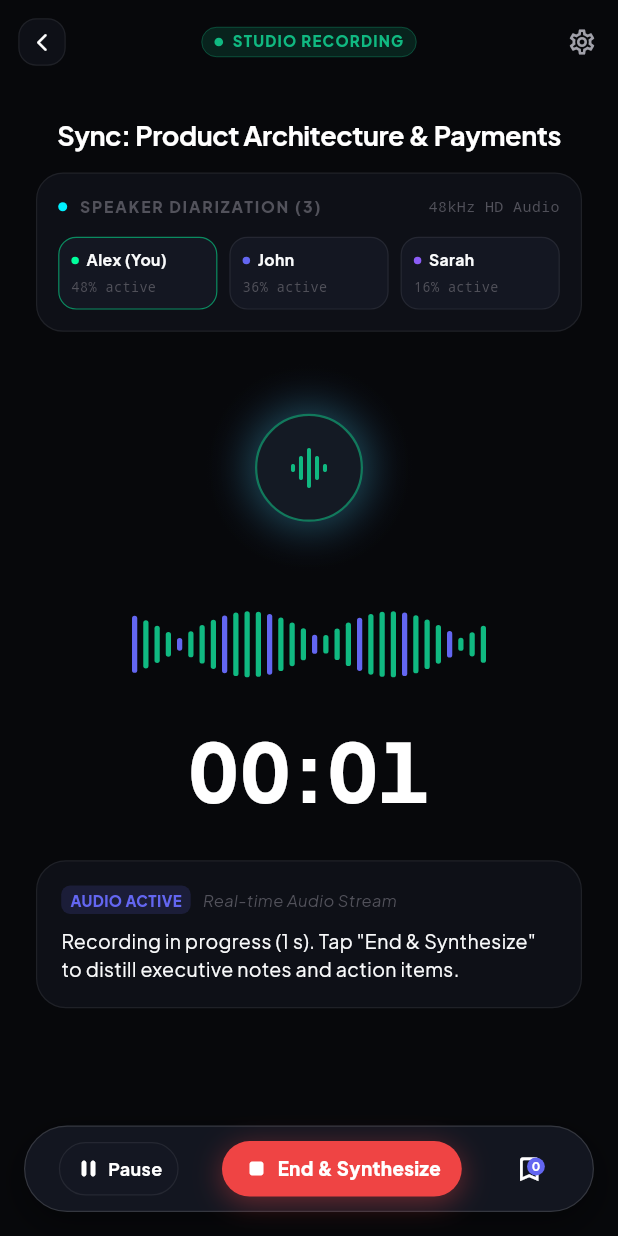
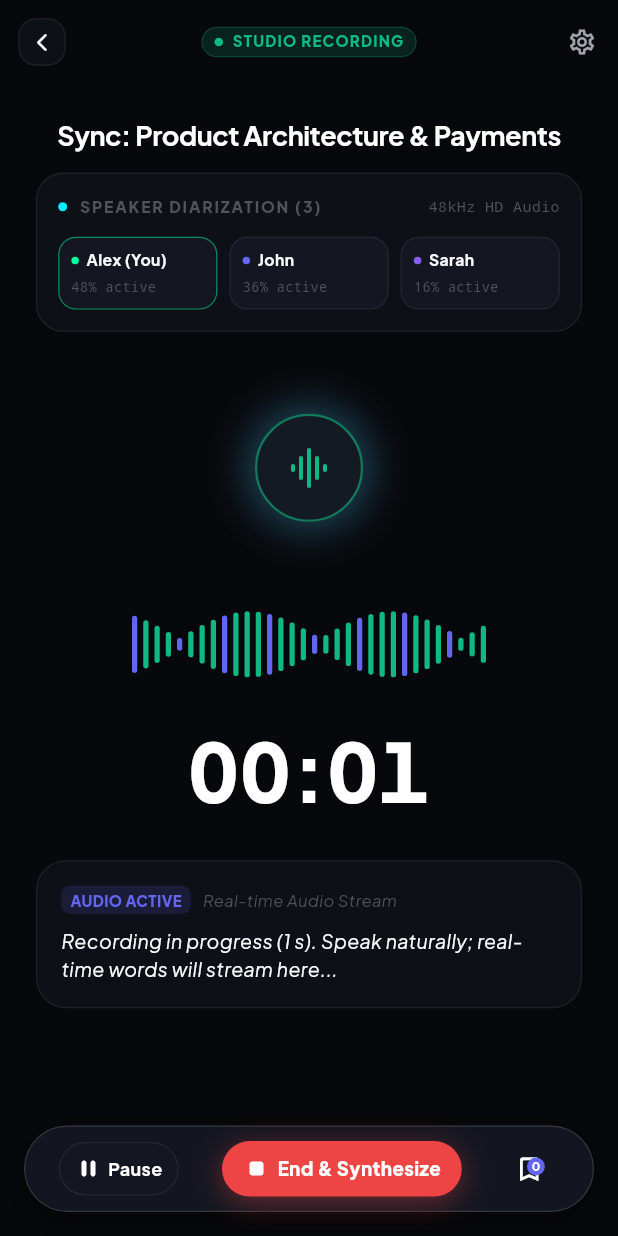
Before and after one commit to Loveago/appsq, a Flutter app: the MeetingModeScreen screen opened directly, item 2 of the bottom bar chosen, after a tap on the "arrow back ios new" icon, on a phone screen of 412 x 824 dp. Run offline on Flutter 3.47's test engine with Material 3 defaults, Android fonts, the phone set to English and light mode, and no system bars; our stand-ins replace dio, flutter_riverpod, google_fonts, image_picker, shared_preferences, speech_to_text; missing offline and left inert: record; accounts and stored records are empty; network calls fail.

Commit message:
feat(voice): implement live speech-to-text transcription and audio file preservation for meeting mode and voice capture

```diff
--- a/apps/mobile/lib/core/models/note_model.dart
+++ b/apps/mobile/lib/core/models/note_model.dart
@@ -15,6 +15,7 @@ class NoteModel {
   final List<String> extractedPeople;
   final List<String> extractedTasks;
   final List<String> imagePaths;
+  final String? audioPath;
 
   const NoteModel({
     required this.id,
@@ -31,6 +32,7 @@ class NoteModel {
     this.extractedPeople = const [],
     this.extractedTasks = const [],
     this.imagePaths = const [],
+    this.audioPath,
   });
 
   NoteModel copyWith({
@@ -48,6 +50,7 @@ class NoteModel {
     List<String>? extractedPeople,
     List<String>? extractedTasks,
     List<String>? imagePaths,
+    String? audioPath,
   }) {
     return NoteModel(
       id: id ?? this.id,
@@ -64,6 +67,7 @@ class NoteModel {
       extractedPeople: extractedPeople ?? this.extractedPeople,
       extractedTasks: extractedTasks ?? this.extractedTasks,
       imagePaths: imagePaths ?? this.imagePaths,
+      audioPath: audioPath ?? this.audioPath,
     );
   }
 
@@ -82,6 +86,7 @@ class NoteModel {
       'extractedPeople': extractedPeople,
       'extractedTasks': extractedTasks,
       'imagePaths': imagePaths,
+      'audioPath': audioPath,
     };
   }
 
@@ -117,6 +122,7 @@ class NoteModel {
       extractedPeople: (json['extractedPeople'] as List<dynamic>?)?.map((e) => e.toString()).toList() ?? const [],
       extractedTasks: (json['extractedTasks'] as List<dynamic>?)?.map((e) => e.toString()).toList() ?? const [],
       imagePaths: (json['imagePaths'] as List<dynamic>?)?.map((e) => e.toString()).toList() ?? const [],
+      audioPath: json['audioPath'] as String?,
     );
   }
 }
--- a/apps/mobile/lib/core/services/audio_service.dart
+++ b/apps/mobile/lib/core/services/audio_service.dart
@@ -1,14 +1,19 @@
 import 'package:flutter/foundation.dart';
 import 'package:record/record.dart';
 import 'package:path_provider/path_provider.dart';
+import 'package:speech_to_text/speech_to_text.dart' as stt;
 
 class AudioRecordingService {
   static AudioRecordingService? _instance;
   static AudioRecordingService get instance => _instance ??= AudioRecordingService._();
 
   AudioRecorder? _recorder;
+  stt.SpeechToText? _speech;
   bool _isRecording = false;
+  bool _speechAvailable = false;
   String? _currentRecordingPath;
+  String _liveTranscript = '';
+  void Function(String words)? onLiveWordsChanged;
 
   AudioRecordingService._() {
     try {
@@ -16,10 +21,16 @@ class AudioRecordingService {
     } catch (e) {
       debugPrint('AudioRecorder init notice: $e');
     }
+    try {
+      _speech = stt.SpeechToText();
+    } catch (e) {
+      debugPrint('SpeechToText init notice: $e');
+    }
   }
 
   bool get isRecording => _isRecording;
   String? get currentRecordingPath => _currentRecordingPath;
+  String get liveTranscript => _liveTranscript;
 
   Future<bool> checkPermission() async {
     try {
@@ -31,7 +42,10 @@ class AudioRecordingService {
     }
   }
 
-  Future<String?> startRecording() async {
+  Future<String?> startRecording({void Function(String words)? onWords}) async {
+    _liveTranscript = '';
+    onLiveWordsChanged = onWords;
+
     try {
       _recorder ??= AudioRecorder();
       final hasPerm = await checkPermission();
@@ -41,7 +55,7 @@ class AudioRecordingService {
 
       String savePath;
       if (!kIsWeb) {
-        final dir = await getTemporaryDirectory();
+        final dir = await getApplicationDocumentsDirectory();
         savePath = '${dir.path}/mindora_rec_${DateTime.now().millisecondsSinceEpoch}.m4a';
       } else {
         savePath = 'web_recording.m4a';
@@ -50,6 +64,10 @@ class AudioRecordingService {
       _currentRecordingPath = savePath;
       await _recorder!.start(const RecordConfig(), path: savePath);
       _isRecording = true;
+
+      // Initialize and start live speech recognition in parallel
+      _startLiveSpeechRecognition();
+
       return savePath;
     } catch (e) {
       debugPrint('Audio start recording notice (sandbox/headless mode): $e');
@@ -59,9 +77,48 @@ class AudioRecordingService {
     }
   }
 
+  Future<void> _startLiveSpeechRecognition() async {
+    try {
+      _speech ??= stt.SpeechToText();
+      _speechAvailable = await _speech!.initialize(
+        onError: (val) => debugPrint('STT error: $val'),
+        onStatus: (val) => debugPrint('STT status: $val'),
+      );
+
+      if (_speechAvailable) {
+        await _speech!.listen(
+          onResult: (result) {
+            if (result.recognizedWords.isNotEmpty) {
+              _liveTranscript = result.recognizedWords;
+              onLiveWordsChanged?.call(_liveTranscript);
+            }
+          },
+          listenOptions: stt.SpeechListenOptions(
+            partialResults: true,
+            cancelOnError: false,
+            listenMode: stt.ListenMode.dictation,
+            listenFor: const Duration(hours: 2),
+            pauseFor: const Duration(seconds: 10),
+          ),
+        );
+      }
+    } catch (e) {
+      debugPrint('Live speech recognition notice: $e');
+    }
+  }
+
   Future<String?> stopRecording() async {
     try {
       _isRecording = false;
+
+      // Stop speech to text
+      try {
+        if (_speech != null && _speech!.isListening) {
+          await _speech!.stop();
+        }
+      } catch (_) {}
+
+      // Stop audio file recording
       if (_recorder != null && await _recorder!.isRecording()) {
         final path = await _recorder!.stop();
         return path ?? _currentRecordingPath;
@@ -77,6 +134,8 @@ class AudioRecordingService {
   Future<void> dispose() async {
     try {
       _isRecording = false;
+      await _speech?.stop();
+      _speech = null;
       await _recorder?.dispose();
       _recorder = null;
     } catch (e) {
--- a/apps/mobile/lib/features/meeting/presentation/meeting_mode_screen.dart
+++ b/apps/mobile/lib/features/meeting/presentation/meeting_mode_screen.dart
@@ -26,6 +26,8 @@ class _MeetingModeScreenState extends State<MeetingModeScreen>
   bool _isPaused = false;
   int _bookmarkCount = 0;
   bool _isSynthesizing = false;
+  String _liveTranscript = '';
+  String? _recordedAudioPath;
 
   @override
   void initState() {
@@ -48,7 +50,15 @@ class _MeetingModeScreenState extends State<MeetingModeScreen>
       _animController.value = 0.5;
     }
 
-    AudioRecordingService.instance.startRecording();
+    AudioRecordingService.instance.startRecording(
+      onWords: (words) {
+        if (mounted && words.isNotEmpty) {
+          setState(() {
+            _liveTranscript = words;
+          });
+        }
+      },
+    );
     WidgetsBinding.instance.addPostFrameCallback((_) {
       try {
         ProviderScope.containerOf(context, listen: false).read(adSuppressionProvider.notifier).state = true;
@@ -84,6 +94,8 @@ class _MeetingModeScreenState extends State<MeetingModeScreen>
         actionItems: [
           {'assignee': 'Self', 'task': 'Follow up on meeting items'},
         ],
+        transcript: _liveTranscript.isNotEmpty ? _liveTranscript : 'Recorded meeting follow up.',
+        audioPath: null,
       );
       return;
     }
@@ -92,8 +104,11 @@ class _MeetingModeScreenState extends State<MeetingModeScreen>
       _isSynthesizing = true;
     });
 
-    await AudioRecordingService.instance.stopRecording();
-    final meetingTranscript = 'Recorded meeting session lasting $durationStr with $_bookmarkCount key bookmarked timestamps.';
+    final audioPath = await AudioRecordingService.instance.stopRecording();
+    _recordedAudioPath = audioPath;
+    final meetingTranscript = _liveTranscript.trim().isNotEmpty
+        ? _liveTranscript.trim()
+        : 'Recorded meeting session lasting $durationStr with $_bookmarkCount key bookmarked timestamps.';
 
     // Call live distillation engine
     final distillation = await ApiClient.instance.distillMeeting(meetingTranscript);
@@ -126,6 +141,8 @@ class _MeetingModeScreenState extends State<MeetingModeScreen>
         summary: summary,
         decisions: decisions,
         actionItems: actionItems,
+        transcript: meetingTranscript,
+        audioPath: _recordedAudioPath,
       );
     }
   }
@@ -136,6 +153,8 @@ class _MeetingModeScreenState extends State<MeetingModeScreen>
     required String summary,
     required List<String> decisions,
     required List<Map<String, String>> actionItems,
+    String? transcript,
+    String? audioPath,
   }) {
     showModalBottomSheet(
       context: context,
@@ -252,10 +271,21 @@ class _MeetingModeScreenState extends State<MeetingModeScreen>
                         try {
                           final container = ProviderScope.containerOf(context, listen: false);
                           final taskTitles = actionItems.map((e) => e['task'] ?? '').where((t) => t.isNotEmpty).toList();
+                          final fullContent = StringBuffer();
+                          fullContent.writeln(summary);
+                          if (decisions.isNotEmpty) {
+                            fullContent.writeln('\nKey Decisions:');
+                            for (final d in decisions) {
+                              fullContent.writeln('• $d');
+                            }
+                          }
+                          if (transcript != null && transcript.isNotEmpty) {
+                            fullContent.writeln('\nFull Transcript:\n$transcript');
+                          }
                           final note = NoteModel(
                             id: DateTime.now().millisecondsSinceEpoch.toString(),
                             title: 'Meeting Notes ($duration)',
-                            content: '$summary\n\nDecisions:\n${decisions.map((d) => '• $d').join('\n')}',
+                            content: fullContent.toString(),
                             snippet: summary.length > 80 ? '${summary.substring(0, 80)}...' : summary,
                             date: 'Just now',
                             category: 'Meetings',
@@ -263,6 +293,7 @@ class _MeetingModeScreenState extends State<MeetingModeScreen>
                             tagColor: AppColors.emerald,
                             icon: NoteModel.iconForCategory('Meetings'),
                             extractedTasks: taskTitles,
+                            audioPath: audioPath,
                           );
                           container.read(notesProvider.notifier).addNote(note);
                           if (taskTitles.isNotEmpty) {
@@ -707,13 +738,16 @@ class _MeetingModeScreenState extends State<MeetingModeScreen>
                     Text(
                       _isSynthesizing
                           ? 'Synthesizing key decisions, owner assignments, and action items with AI...'
-                          : (_secondsElapsed > 0
-                              ? 'Recording in progress ($_secondsElapsed s). Tap "End & Synthesize" to distill executive notes and action items.'
-                              : 'Listening to meeting discussion... Speak clearly or place device in the room.'),
-                      style: const TextStyle(
-                        color: AppColors.darkTextPrimary,
+                          : (_liveTranscript.isNotEmpty
+                              ? _liveTranscript
+                              : (_secondsElapsed > 0
+                                  ? 'Recording in progress ($_secondsElapsed s). Speak naturally; real-time words will stream here...'
+                                  : 'Listening to meeting discussion... Speak clearly or place device in the room.')),
+                      style: TextStyle(
+                        color: _liveTranscript.isNotEmpty ? Colors.white : AppColors.darkTextPrimary,
                         fontSize: 13,
                         height: 1.45,
+                        fontStyle: _liveTranscript.isEmpty ? FontStyle.italic : FontStyle.normal,
                       ),
                     ),
                   ],
--- a/apps/mobile/lib/features/voice/presentation/voice_capture_sheet.dart
+++ b/apps/mobile/lib/features/voice/presentation/voice_capture_sheet.dart
@@ -18,6 +18,7 @@ class _VoiceCaptureSheetState extends ConsumerState<VoiceCaptureSheet> with Sing
   bool _isRecording = true;
   bool _isProcessing = false;
   String _transcript = '';
+  String? _audioPath;
   List<String> _detectedTasks = [];
   String _detectedDue = 'Today';
   String _suggestedTitle = 'Voice Memo';
@@ -30,8 +31,16 @@ class _VoiceCaptureSheetState extends ConsumerState<VoiceCaptureSheet> with Sing
       duration: const Duration(milliseconds: 1200),
     )..repeat(reverse: true);
 
-    // Start physical or virtual recording pipeline
-    AudioRecordingService.instance.startRecording();
+    // Start physical or virtual recording pipeline with live speech recognition
+    AudioRecordingService.instance.startRecording(
+      onWords: (words) {
+        if (mounted && words.isNotEmpty) {
+          setState(() {
+            _transcript = words;
+          });
+        }
+      },
+    );
 
     // Suppress ads during audio recording
     WidgetsBinding.instance.addPostFrameCallback((_) {
@@ -67,6 +76,7 @@ class _VoiceCaptureSheetState extends ConsumerState<VoiceCaptureSheet> with Sing
     });
 
     final audioPath = await AudioRecordingService.instance.stopRecording();
+    _audioPath = audioPath;
     final res = await ApiClient.instance.transcribeAudio(audioPath ?? '');
     if (mounted) {
       setState(() {
@@ -111,6 +121,7 @@ class _VoiceCaptureSheetState extends ConsumerState<VoiceCaptureSheet> with Sing
       tagColor: AppColors.electricViolet,
       icon: Icons.mic_rounded,
       extractedTasks: _detectedTasks,
+      audioPath: _audioPath,
     );
     ref.read(notesProvider.notifier).addNote(note);
 
--- a/apps/mobile/pubspec.yaml
+++ b/apps/mobile/pubspec.yaml
@@ -22,6 +22,7 @@ dependencies:
   path_provider: ^2.1.3
   uuid: ^4.4.0
   image_picker: ^1.2.4
+  speech_to_text: ^7.5.0
 
 dev_dependencies:
   flutter_test:
```
Also changed, not shown: apps/mobile/lib/features/notes/presentation/note_editor_screen.dart (+81 -4 lines), apps/mobile/pubspec.lock, 1 other file.
